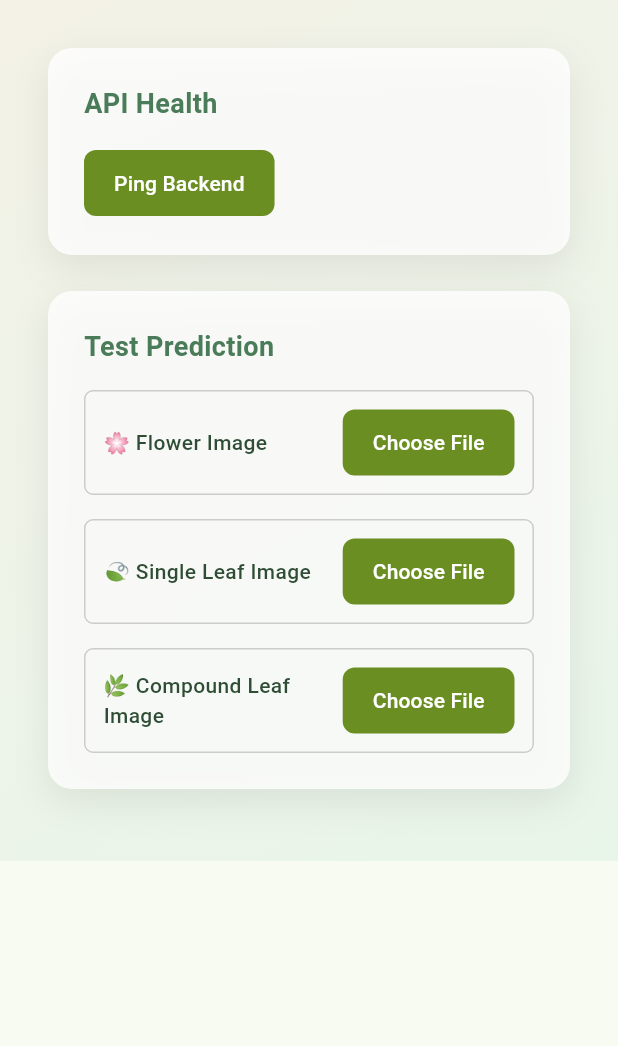
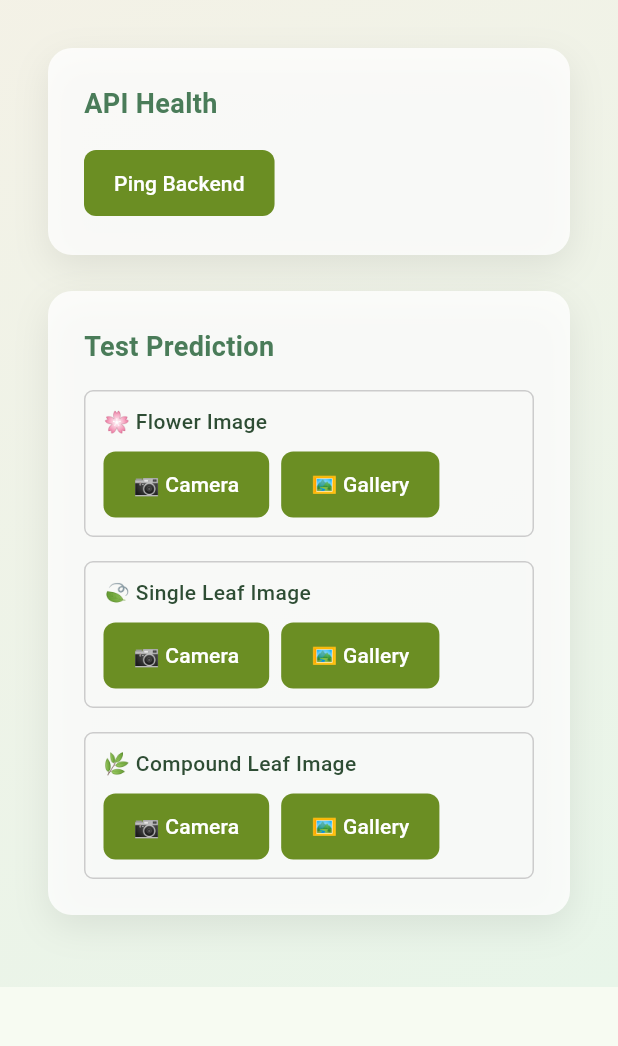
Before and after one commit to 6614Kavya/ayurveda-recognition, a Flutter app: the screen it shows after launch, on a phone screen of 412 x 824 dp, the part 168-1214 px from its top. Run offline on Flutter 3.47's test engine with Material 3 defaults, Android fonts, the phone set to English and light mode, and no system bars; our stand-ins replace image_picker; Roboto replaces fonts that are missing (Segoe UI).

Commit message:
Implemented camera upload option as another option to upload images

```diff
--- a/frontend-flutter/veda_vision/lib/main.dart
+++ b/frontend-flutter/veda_vision/lib/main.dart
@@ -101,9 +101,12 @@ class _HomePageState extends State<HomePage> {
 
   // ── API: upload image to a prediction endpoint ──────────────────
   // endpoint: 'flower' | 'single-leaf' | 'compound-leaf'
-  Future<void> _handleUpload(String endpoint) async {
+  Future<void> _handleUpload(String endpoint, ImageSource source) async {
     final picker = ImagePicker();
-    final picked = await picker.pickImage(source: ImageSource.gallery);
+    final picked = await picker.pickImage(
+      source: source,
+      imageQuality: 85, // compress a bit — camera photos can be huge
+    );
     if (picked == null) return;
 
     setState(() {
@@ -119,8 +122,6 @@ class _HomePageState extends State<HomePage> {
       );
 
       final bytes = await picked.readAsBytes();
-
-      // Figure out the correct MIME type from the filename extension
       final ext = picked.name.split('.').last.toLowerCase();
       final mimeType = (ext == 'png') ? 'png' : 'jpeg';
 
@@ -129,7 +130,7 @@ class _HomePageState extends State<HomePage> {
           'file',
           bytes,
           filename: picked.name,
-          contentType: MediaType('image', mimeType), // ← the key addition
+          contentType: MediaType('image', mimeType),
         ),
       );
 
@@ -222,19 +223,19 @@ class _HomePageState extends State<HomePage> {
                       _UploadRow(
                         emoji: '🌸',
                         label: 'Flower Image',
-                        onPick: () => _handleUpload('flower'),
+                        onPick: (source) => _handleUpload('flower', source),
                       ),
                       const SizedBox(height: 16),
                       _UploadRow(
                         emoji: '🍃',
                         label: 'Single Leaf Image',
-                        onPick: () => _handleUpload('single-leaf'),
+                        onPick: (source) => _handleUpload('single-leaf', source),
                       ),
                       const SizedBox(height: 16),
                       _UploadRow(
                         emoji: '🌿',
                         label: 'Compound Leaf Image',
-                        onPick: () => _handleUpload('compound-leaf'),
+                        onPick: (source) => _handleUpload('compound-leaf', source),
                       ),
                     ],
                   ),
@@ -358,7 +359,7 @@ class _AppButton extends StatelessWidget {
 class _UploadRow extends StatelessWidget {
   final String emoji;
   final String label;
-  final VoidCallback onPick;
+  final void Function(ImageSource) onPick;
 
   const _UploadRow({
     required this.emoji,
@@ -374,11 +375,10 @@ class _UploadRow extends StatelessWidget {
         border: Border.all(color: AppColors.inputBorder),
         borderRadius: BorderRadius.circular(6),
       ),
-      child: Row(
+      child: Column(
+        crossAxisAlignment: CrossAxisAlignment.start,
         children: [
-          // Label text
-          Expanded(
-            child: Text(
+          Text(
             '$emoji $label',
             style: const TextStyle(
               fontWeight: FontWeight.w500,
@@ -386,9 +386,20 @@ class _UploadRow extends StatelessWidget {
               fontSize: 14,
             ),
           ),
+          const SizedBox(height: 8),
+          Row(
+            children: [
+              _AppButton(
+                label: '📷 Camera',
+                onPressed: () => onPick(ImageSource.camera),
               ),
-          // File picker button
-          _AppButton(label: 'Choose File', onPressed: onPick),
+              const SizedBox(width: 8),
+              _AppButton(
+                label: '🖼 Gallery',
+                onPressed: () => onPick(ImageSource.gallery),
+              ),
+            ],
+          ),
         ],
       ),
     );
```
Also changed, not shown: 1 other file. Lines whose indentation alone changed are shown as unchanged.
